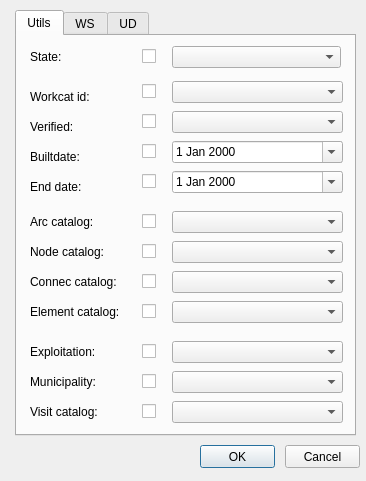
The window that ui/config_edit.ui (Giswater/giswater_qgis_plugin) describes before a commit, drawn with Qt 5.
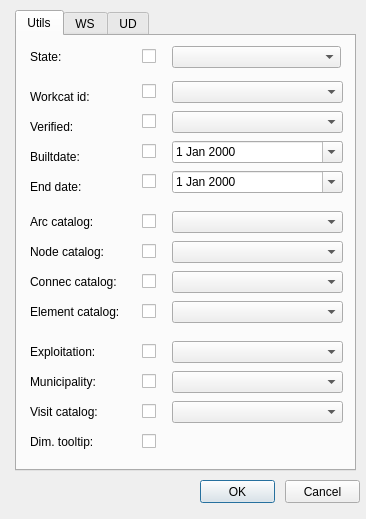
The same window after the commit.

What changed in the file:
```diff
--- a/ui/config_edit.ui
+++ b/ui/config_edit.ui
@@ -7,7 +7,7 @@
     <x>0</x>
     <y>0</y>
     <width>366</width>
-    <height>481</height>
+    <height>519</height>
    </rect>
   </property>
   <property name="windowTitle">
@@ -17,7 +17,7 @@
    <property name="geometry">
     <rect>
      <x>200</x>
-     <y>445</y>
+     <y>480</y>
      <width>75</width>
      <height>23</height>
     </rect>
@@ -30,7 +30,7 @@
    <property name="geometry">
     <rect>
      <x>285</x>
-     <y>445</y>
+     <y>480</y>
      <width>75</width>
      <height>23</height>
     </rect>
@@ -45,7 +45,7 @@
      <x>15</x>
      <y>10</y>
      <width>341</width>
-     <height>426</height>
+     <height>461</height>
     </rect>
    </property>
    <property name="currentIndex">
@@ -769,6 +769,55 @@
       </rect>
      </property>
     </widget>
+    <widget class="QLabel" name="label_dim_tooltip">
+     <property name="geometry">
+      <rect>
+       <x>13</x>
+       <y>395</y>
+       <width>101</width>
+       <height>22</height>
+      </rect>
+     </property>
+     <property name="font">
+      <font>
+       <pointsize>9</pointsize>
+      </font>
+     </property>
+     <property name="frameShape">
+      <enum>QFrame::NoFrame</enum>
+     </property>
+     <property name="frameShadow">
+      <enum>QFrame::Plain</enum>
+     </property>
+     <property name="text">
+      <string>Dim. tooltip:</string>
+     </property>
+     <property name="textFormat">
+      <enum>Qt::AutoText</enum>
+     </property>
+     <property name="scaledContents">
+      <bool>false</bool>
+     </property>
+     <property name="alignment">
+      <set>Qt::AlignLeading|Qt::AlignLeft|Qt::AlignVCenter</set>
+     </property>
+     <property name="margin">
+      <number>3</number>
+     </property>
+    </widget>
+    <widget class="QCheckBox" name="chk_dim_tooltip">
+     <property name="geometry">
+      <rect>
+       <x>125</x>
+       <y>395</y>
+       <width>20</width>
+       <height>21</height>
+      </rect>
+     </property>
+     <property name="text">
+      <string/>
+     </property>
+    </widget>
    </widget>
    <widget class="QWidget" name="tab_21">
     <attribute name="title">
```
